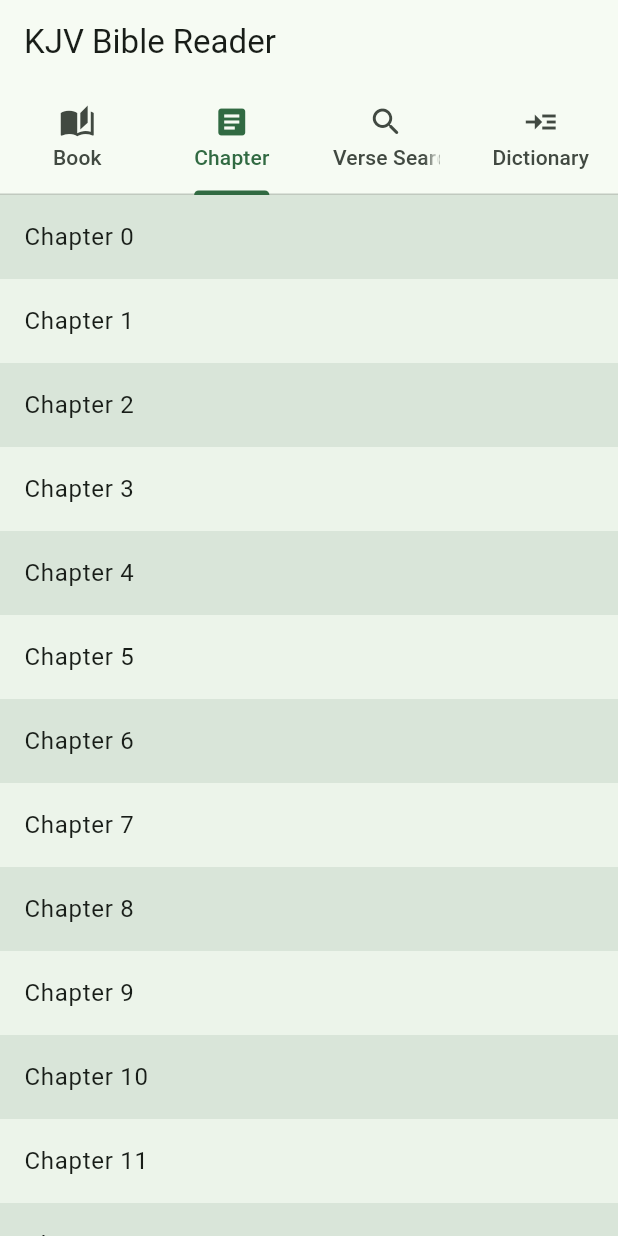
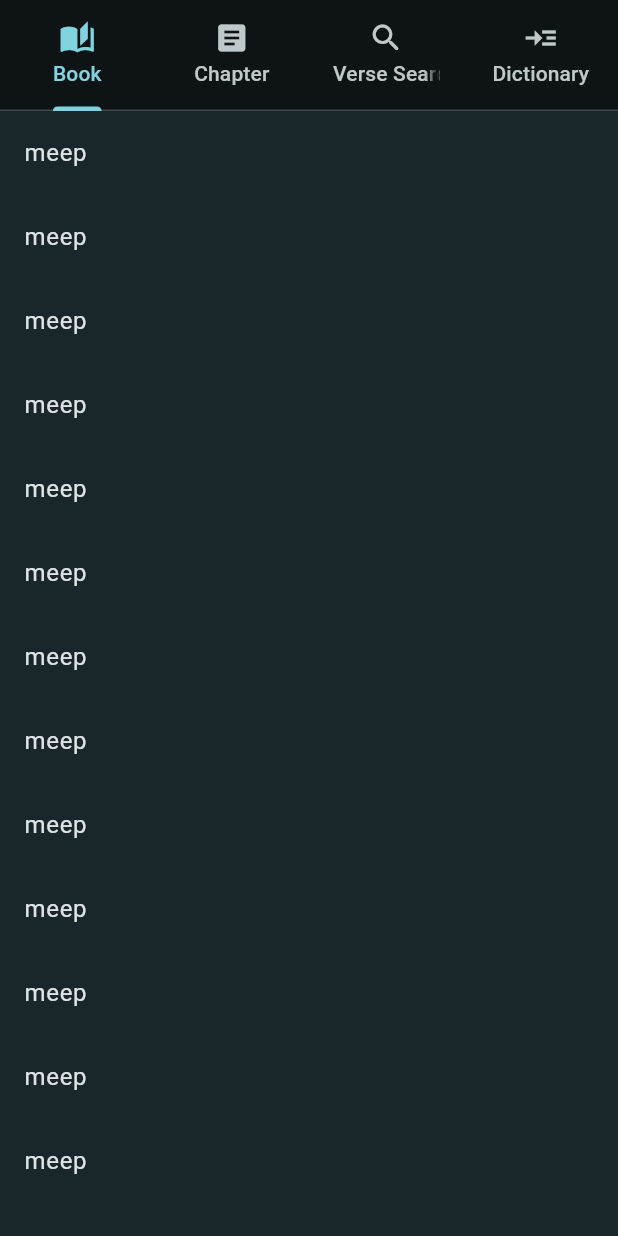
Before and after one commit to zweatshirt/bible_project, a Flutter app: the screen it shows after launch, on a phone screen of 412 x 824 dp. Run offline on Flutter 3.47's test engine with Material 3 defaults, Android fonts, the phone set to English and light mode, and no system bars; our stand-ins replace cloud_firestore, firebase_core, firebase_database; accounts and stored records are empty; statements that could not run were skipped.

Commit message:
Trying to learn Firbase with Flutter

```diff
--- a/webapp/lib/main.dart
+++ b/webapp/lib/main.dart
@@ -1,16 +1,8 @@
 import 'package:flutter/material.dart';
 import 'package:firebase_core/firebase_core.dart';
 import 'firebase_options.dart';
-
-/// Flutter code sample for [AppBar].
-
-List<String> titles = <String>[
-  'Book',
-  'Chapter',
-  'Verse Search',
-  'Dictionary',
-];
-
+import 'package:firebase_database/firebase_database.dart';
+import 'views/home.dart';
 
 
 void main() async {
@@ -20,113 +12,31 @@
   runApp(const BibleApp());
 }
 
-class BibleApp extends StatelessWidget {
+
+
+class BibleApp extends StatefulWidget {
   const BibleApp({super.key});
+  @override
+  State<BibleApp> createState() => _BibleAppState();
+
+}
+
+class _BibleAppState extends State<BibleApp> {
 
   @override
   Widget build(BuildContext context) {
     return MaterialApp(
+      debugShowCheckedModeBanner: false,
+      title: 'KJVBibleReader.com',
       theme: ThemeData(
-          colorSchemeSeed: Color.fromARGB(255, 26, 67, 39), useMaterial3: true),
+          useMaterial3: true,
+          colorScheme: ColorScheme.fromSeed(
+            seedColor: Colors.white,
+            brightness: Brightness.dark,
+          ),
+
+      ),
       home: const Home(),
     );
   }
 }
-
-class Home extends StatelessWidget {
-  const Home({super.key});
-
-  @override
-  Widget build(BuildContext context) {
-    final ColorScheme colorScheme = Theme.of(context).colorScheme;
-    final Color oddItemColor = colorScheme.primary.withOpacity(0.05);
-    final Color evenItemColor = colorScheme.primary.withOpacity(0.15);
-    const int tabsCount = 4;
-
-    return DefaultTabController(
-      initialIndex: 1,
-      length: tabsCount,
-      child: Scaffold(
-        appBar: AppBar(
-          title: const Text('KJV Bible Reader'),
-          // This check specifies which nested Scrollable's scroll notification
-          // should be listened to.
-          //
-          // When `ThemeData.useMaterial3` is true and scroll view has
-          // scrolled underneath the app bar, this updates the app bar
-          // background color and elevation.
-          //
-          // This sets `notification.depth == 1` to listen to the scroll
-          // notification from the nested `ListView.builder`.
-          notificationPredicate: (ScrollNotification notification) {
-            return notification.depth == 1;
-          },
-          // The elevation value of the app bar when scroll view has
-          // scrolled underneath the app bar.
-          scrolledUnderElevation: 4.0,
-          shadowColor: Theme.of(context).shadowColor,
-          bottom: TabBar(
-            tabs: <Widget>[
-              Tab(
-                icon: const Icon(Icons.auto_stories),
-                text: titles[0],
-              ),
-              Tab(
-                icon: const Icon(Icons.article),
-                text: titles[1],
-              ),
-              Tab(
-                icon: const Icon(Icons.search_rounded),
-                text: titles[2],
-              ),
-              Tab(
-                icon: const Icon(Icons.read_more),
-                text: titles[3],
-              )
-            ],
-          ),
-        ),
-        body: TabBarView(
-          children: <Widget>[
-            ListView.builder(
-              itemCount: 25,
-              itemBuilder: (BuildContext context, int index) {
-                return ListTile(
-                  tileColor: index.isOdd ? oddItemColor : evenItemColor,
-                  title: Text('${titles[0]} $index'),
-                );
-              },
-            ),
-            ListView.builder(
-              itemCount: 25,
-              itemBuilder: (BuildContext context, int index) {
-                return ListTile(
-                  tileColor: index.isOdd ? oddItemColor : evenItemColor,
-                  title: Text('${titles[1]} $index'),
-                );
-              },
-            ),
-            ListView.builder(
-              itemCount: 25,
-              itemBuilder: (BuildContext context, int index) {
-                return ListTile(
-                  tileColor: index.isOdd ? oddItemColor : evenItemColor,
-                  title: Text('${titles[2]} $index'),
-                );
-              },
-            ),
-            ListView.builder(
-              itemCount: 25,
-              itemBuilder: (BuildContext context, int index) {
-                return ListTile(
-                  tileColor: index.isOdd ? oddItemColor : evenItemColor,
-                  title: Text('${titles[3]} $index'),
-                );
-              },
-            ),
-          ],
-        ),
-      ),
-    );
-  }
-}
--- /dev/null
+++ b/webapp/lib/views/home.dart
@@ -0,0 +1,101 @@
+import 'dart:math';
+
+import 'package:cloud_firestore/cloud_firestore.dart';
+import 'package:flutter/material.dart';
+import 'package:kjv/widgets/app_bar/my_app_bar.dart';
+import 'package:firebase_database/firebase_database.dart';
+import 'package:firebase_core/firebase_core.dart';
+
+List<String> titles = <String>[
+  'Book',
+  'Chapter',
+  'Verse Search',
+  'Dictionary',
+];
+
+class Home extends StatelessWidget {
+
+  const Home({super.key});
+
+  @override
+  Widget build(BuildContext context) {
+    final ColorScheme colorScheme = Theme.of(context).colorScheme;
+    final Color oddItemColor = colorScheme.primary.withOpacity(0.05);
+    final Color evenItemColor = colorScheme.primary.withOpacity(0.10);
+    const int tabsCount = 4;
+
+
+    return DefaultTabController(
+      initialIndex: 0,
+      length: tabsCount,
+      child: Scaffold(
+        appBar: MyAppBar(),
+
+        body:
+
+        TabBarView(
+
+          children:
+            // FutureBuilder(
+            //   future: _
+            // ),
+
+           <Widget>[
+            // Container(
+            //   child:
+            //     FutureBuilder<QuerySnapshot>(
+            //       future: FirebaseDatabase.instance.ref("0").child("0"), builder: (snapshot)
+            //     ),
+            // ),
+
+            ListView.builder(
+              itemCount: 25,
+
+              itemBuilder: (BuildContext context, int index) {
+                return ListTile(
+                  // tileColor: index.isOdd ? oddItemColor : evenItemColor,
+                  tileColor: evenItemColor,
+                  title: const Text('meep'),
+                  hoverColor: colorScheme.primary.withOpacity(1),
+                  focusColor: oddItemColor,
+
+                );
+              },
+            ),
+            ListView.builder(
+              itemCount: 25,
+              itemBuilder: (BuildContext context, int index) {
+                return ListTile(
+                  // tileColor: index.isOdd ? oddItemColor,
+                  tileColor: oddItemColor,
+                  title: Text('${titles[1]} $index'),
+                );
+              },
+            ),
+            ListView.builder(
+              itemCount: 25,
+              itemBuilder: (BuildContext context, int index) {
+                return ListTile(
+                  // tileColor: index.isOdd ? oddItemColor : evenItemColor,
+                  tileColor: oddItemColor,
+                  title: Text('${titles[2]} $index'),
+                );
+              },
+            ),
+            ListView.builder(
+              itemCount: 25,
+              itemBuilder: (BuildContext context, int index) {
+                return ListTile(
+                  // tileColor: index.isOdd ? oddItemColor : evenItemColor,
+                  tileColor: oddItemColor,
+                  title: Text('${titles[3]} $index'),
+                );
+              },
+            ),
+          ],
+
+        ),
+      ),
+    );
+  }
+}
--- /dev/null
+++ b/webapp/lib/widgets/app_bar/my_app_bar.dart
@@ -0,0 +1,50 @@
+import 'package:flutter/material.dart';
+
+
+class MyAppBar extends StatelessWidget implements PreferredSizeWidget {
+
+  final List<String> titles = <String>[
+    'Book',
+    'Chapter',
+    'Verse Search',
+    'Dictionary',
+  ];
+
+  MyAppBar({super.key});
+
+  @override
+  Size get preferredSize => const Size.fromHeight(kToolbarHeight + 18);
+
+  @override
+  Widget build(BuildContext context) {
+  return AppBar(
+      notificationPredicate: (ScrollNotification notification) {
+        return notification.depth == 1;
+      },
+      // The elevation value of the app bar when scroll view has
+      // scrolled underneath the app bar.
+      scrolledUnderElevation: 4.0,
+      shadowColor: Theme.of(context).shadowColor,
+      bottom: TabBar(
+        tabs: <Widget>[
+          Tab(
+            icon: const Icon(Icons.auto_stories),
+            text: titles[0],
+          ),
+          Tab(
+            icon: const Icon(Icons.article),
+            text: titles[1],
+          ),
+          Tab(
+            icon: const Icon(Icons.search_rounded),
+            text: titles[2],
+          ),
+          Tab(
+            icon: const Icon(Icons.read_more),
+            text: titles[3],
+          )
+        ],
+      ),
+    );
+  }
+}
--- a/webapp/pubspec.yaml
+++ b/webapp/pubspec.yaml
@@ -1,5 +1,5 @@
 name: kjv
-description: "A new Flutter project."
+description: "Bible reading web application."
 # The following line prevents the package from being accidentally published to
 # pub.dev using `flutter pub publish`. This is preferred for private packages.
 publish_to: 'none' # Remove this line if you wish to publish to pub.dev
@@ -37,6 +37,7 @@
   cupertino_icons: ^1.0.6
   firebase_core: ^2.30.1
   cloud_firestore: ^4.17.2
+  firebase_database: ^10.5.4
 
 dev_dependencies:
   flutter_test:
```
Also changed, not shown: webapp/pubspec.lock, 3 other files.
